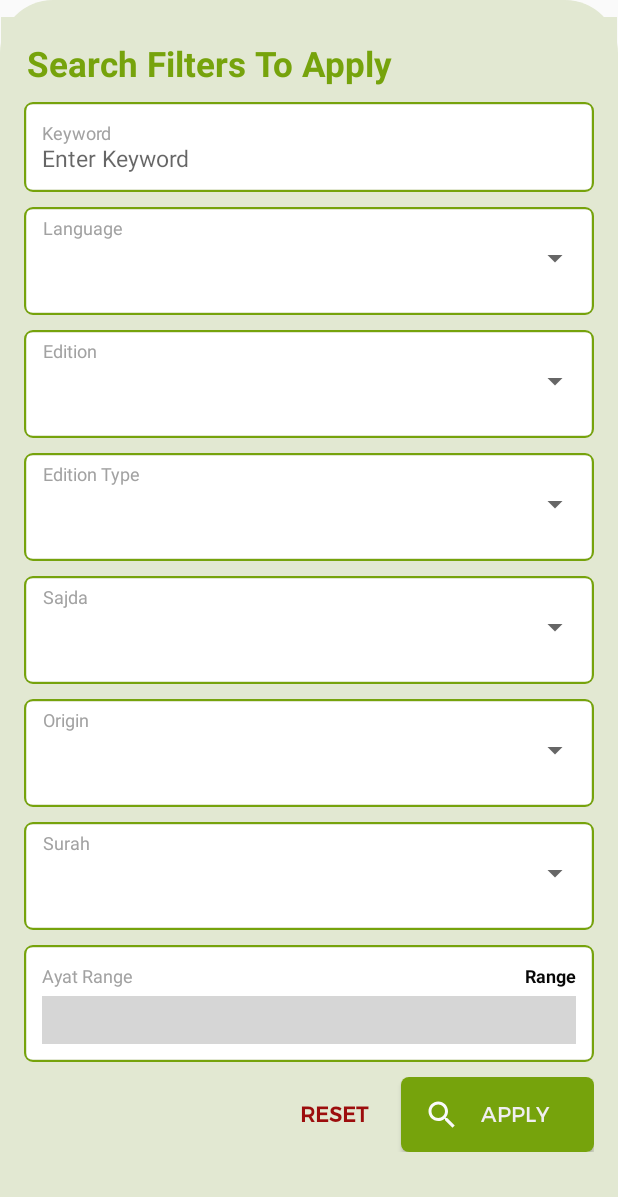
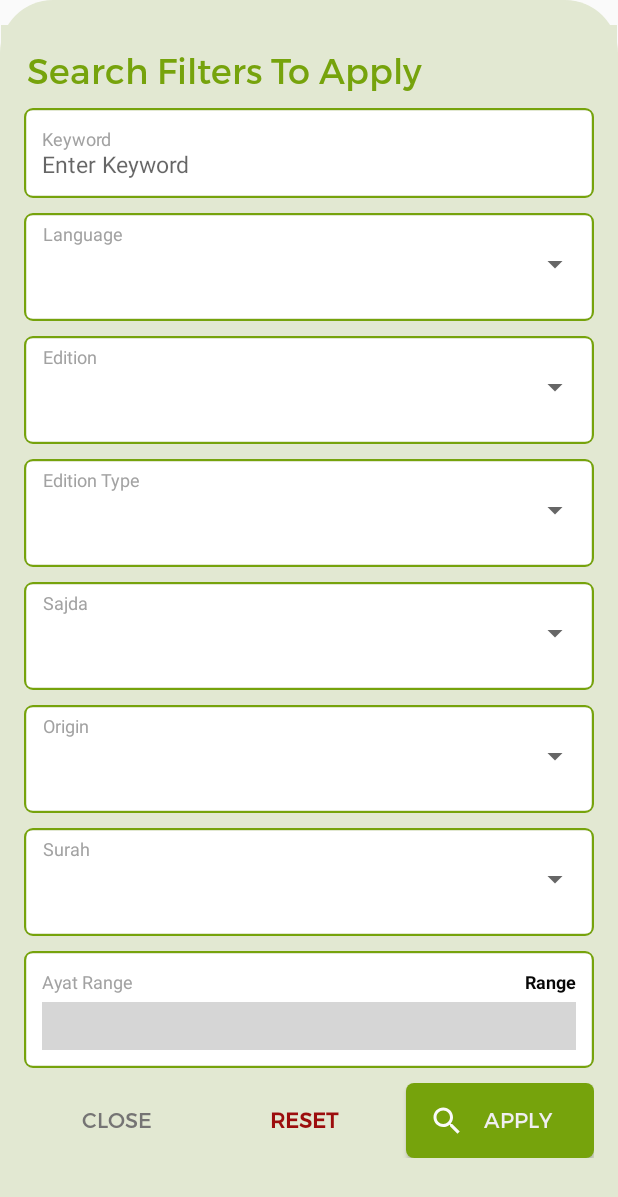
Before and after one commit to mrhammadasif/quran-research-android-v2, an Android app: the layout content_filers.xml on its own in the app's theme, with its tools: preview values and no code run, on a phone screen of 412 x 824 dp. Shown: the top 1197 px of the screen. Run offline under Robolectric (Android 15) with nearby library versions, the phone set to English and light mode, and no system bars; plain views replace RangeSeekBar, TagView; grey boxes are pictures that could not be loaded.

Commit message:
close button added

```diff
--- a/app/src/main/java/com/nitroxis/app/quranresearch/Fragment/SearchResultFragment.kt
+++ b/app/src/main/java/com/nitroxis/app/quranresearch/Fragment/SearchResultFragment.kt
@@ -82,22 +82,28 @@ class SearchResultFragment : Fragment() {
             mBottomSheetDialog.show()
             mBottomSheetDialog.edit_keyowrd.setText(model!!.q)
 
-            mBottomSheetDialog.lang_spinner.adapter = MySpinnerAdapter(view.context, DropDownValues.lang)
+            mBottomSheetDialog.lang_spinner.adapter =
+                MySpinnerAdapter(view.context, DropDownValues.lang)
             mBottomSheetDialog.lang_spinner.setSelection(8)
 
-            mBottomSheetDialog.edition_spinner.adapter = MySpinnerAdapter(view.context, DropDownValues.edition)
+            mBottomSheetDialog.edition_spinner.adapter =
+                MySpinnerAdapter(view.context, DropDownValues.edition)
             mBottomSheetDialog.edition_spinner.setSelection(0)
 
-            mBottomSheetDialog.editiontype_spinner.adapter = MySpinnerAdapter(view.context, DropDownValues.editionType)
+            mBottomSheetDialog.editiontype_spinner.adapter =
+                MySpinnerAdapter(view.context, DropDownValues.editionType)
             mBottomSheetDialog.editiontype_spinner.setSelection(0)
 
-            mBottomSheetDialog.origin_spinner.adapter = MySpinnerAdapter(view.context, DropDownValues.origin)
+            mBottomSheetDialog.origin_spinner.adapter =
+                MySpinnerAdapter(view.context, DropDownValues.origin)
             mBottomSheetDialog.editiontype_spinner.setSelection(0)
 
-            mBottomSheetDialog.surah_spinner.adapter = MySpinnerAdapter(view.context, DropDownValues.surah)
+            mBottomSheetDialog.surah_spinner.adapter =
+                MySpinnerAdapter(view.context, DropDownValues.surah)
             mBottomSheetDialog.surah_spinner.setSelection(0)
 
-            mBottomSheetDialog.sajda_spinner.adapter = MySpinnerAdapter(view.context, DropDownValues.sajda)
+            mBottomSheetDialog.sajda_spinner.adapter =
+                MySpinnerAdapter(view.context, DropDownValues.sajda)
             mBottomSheetDialog.sajda_spinner.setSelection(0)
 
             /*
@@ -143,7 +149,9 @@ class SearchResultFragment : Fragment() {
                 // val v = lang.indexOf(model!!.lang)
                 //val o=lang.get(model.q.toInt())
                 //Log.d("000", v.toString())
-
+            }
+            mBottomSheetDialog.closebtn.onClick {
+                mBottomSheetDialog.dismiss()
             }
 
             mBottomSheetDialog.applyfilter.onClick {
@@ -151,9 +159,7 @@ class SearchResultFragment : Fragment() {
 
                 if (mBottomSheetDialog.edit_keyowrd.text.isNullOrEmpty()) {
                     mBottomSheetDialog.edit_keyowrd.requestFocus()
-                    alert("Enter Keyword to Search") {
-                        okButton { it.dismiss() }
-                    }.show()
+                    mBottomSheetDialog.edit_keyowrd.error = "Enter Keyword To Search"
                     return@onClick
                 }
 
@@ -172,7 +178,8 @@ class SearchResultFragment : Fragment() {
                     DropDownValues.editionType[mBottomSheetDialog.editiontype_spinner.selectedItemPosition].first
                 val surah =
                     DropDownValues.surah[mBottomSheetDialog.surah_spinner.selectedItemPosition].first
-                val sajda = DropDownValues.sajda[mBottomSheetDialog.sajda_spinner.selectedItemPosition].first
+                val sajda =
+                    DropDownValues.sajda[mBottomSheetDialog.sajda_spinner.selectedItemPosition].first
                 Log.d("type", edition_type)
                 Log.d("Edition", edition)
                 Log.d("origin", origin)
--- a/app/src/main/res/layout/content_filers.xml
+++ b/app/src/main/res/layout/content_filers.xml
@@ -2,15 +2,15 @@
 <androidx.constraintlayout.widget.ConstraintLayout xmlns:android="http://schemas.android.com/apk/res/android"
     xmlns:app="http://schemas.android.com/tools"
     xmlns:card_view="http://schemas.android.com/apk/res-auto"
-    android:layout_width="fill_parent"
-    android:layout_height="fill_parent"
+    android:layout_width="match_parent"
+    android:layout_height="match_parent"
     android:layout_gravity="top"
     android:background="@drawable/cardshapetop"
     android:orientation="vertical"
     app:ignore="NamespaceTypo">
 
     <LinearLayout
-        android:layout_width="fill_parent"
+        android:layout_width="match_parent"
         android:layout_height="wrap_content"
         android:background="@color/ayabg"
         android:orientation="vertical"
@@ -21,7 +21,7 @@
 
         <ScrollView
             android:layout_width="match_parent"
-            android:layout_height="match_parent">
+            android:layout_height="wrap_content">
 
             <LinearLayout
                 android:layout_width="match_parent"
@@ -34,10 +34,11 @@
                     android:layout_width="match_parent"
                     android:layout_height="wrap_content"
                     android:layout_marginStart="2dp"
+                    android:fontFamily="@font/montserrat_regular"
                     android:text="Search Filters To Apply"
                     android:textColor="@color/searchbtn"
                     android:textSize="23dp"
-                    android:textStyle="bold" />
+                    android:textStyle="normal" />
 
                 <LinearLayout
                     android:layout_width="match_parent"
@@ -463,17 +464,24 @@
                 </LinearLayout>
 
                 <LinearLayout
-                    android:layout_width="fill_parent"
+                    android:layout_width="match_parent"
                     android:layout_height="wrap_content"
-                    android:layout_marginBottom="30dp"
+                    android:layout_marginBottom="20dp"
                     android:orientation="horizontal"
                     android:weightSum="3">
 
-                    <LinearLayout
-                        android:layout_width="90dp"
-                        android:layout_height="wrap_content"
+                    <Button
+                        android:id="@+id/closebtn"
+                        android:layout_width="0dp"
+                        android:layout_height="50dp"
+                        android:layout_alignParentLeft="true"
                         android:layout_weight="1"
-                        android:orientation="vertical" />
+                        android:background="@null"
+                        android:fontFamily="@font/montserrat_regular"
+                        android:padding="10dp"
+                        android:text="Close"
+                        android:textColor="@color/grey"
+                        android:textStyle="normal" />
 
 
                     <Button
@@ -491,7 +499,7 @@
 
                     <Button
                         android:id="@+id/applyfilter"
-                        android:layout_width="50dp"
+                        android:layout_width="0dp"
                         android:layout_height="50dp"
                         android:layout_marginLeft="5dp"
                         android:layout_weight="1"
--- a/app/src/main/res/values/colors.xml
+++ b/app/src/main/res/values/colors.xml
@@ -15,4 +15,6 @@
     <color name="dialogitembg">#A2A2A2</color>
     <color name="bg">#F7F7F7</color>
     <color name="spinnerlistdivider">#C4C1C1</color>
+    <color name="grey">#757474</color>
+
 </resources>
```
